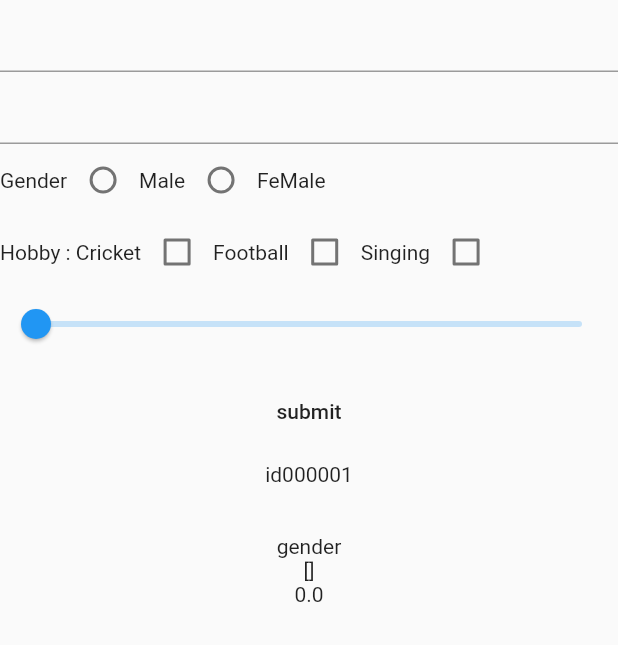
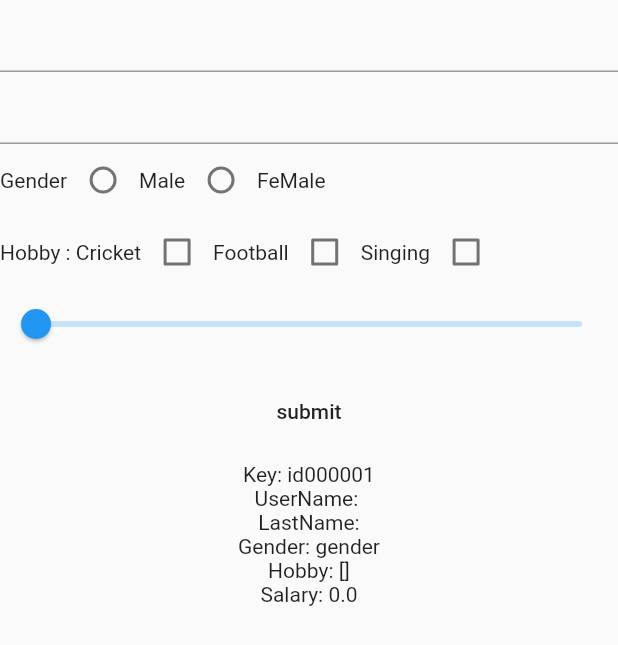
Before and after one commit to mintanlathiya/firebase_demo_1, a Flutter app: the screen it shows after launch, after a tap on "submit", on a phone screen of 412 x 824 dp. Shown: the top 645 px of the screen. Run offline on Flutter 3.47's test engine with Material 2 defaults, Android fonts, the phone set to English and light mode, and no system bars; our stand-ins replace firebase_core, firebase_database; accounts and stored records are empty.

Commit message:
commit all

```diff
--- a/lib/simplecrud.dart
+++ b/lib/simplecrud.dart
@@ -209,12 +209,14 @@ class _SimpleCrudDemoState extends State<SimpleCrudDemo> {
                         },
                         child: Column(
                           children: [
-                            Text(snapshot.data![index]['key']),
-                            Text(snapshot.data![index]['userName']),
-                            Text(snapshot.data![index]['lastName']),
-                            Text(snapshot.data![index]['gender']),
-                            Text(snapshot.data![index]['hobby'].toString()),
-                            Text(snapshot.data![index]['salary'].toString()),
+                            Text('Key: ${snapshot.data![index]['key']}'),
+                            Text(
+                                'UserName: ${snapshot.data![index]['userName']}'),
+                            Text(
+                                ' LastName: ${snapshot.data![index]['lastName']}'),
+                            Text('Gender: ${snapshot.data![index]['gender']}'),
+                            Text('Hobby: ${snapshot.data![index]['hobby']}'),
+                            Text('Salary: ${snapshot.data![index]['salary']}'),
                           ],
                         ),
                       ),
```
